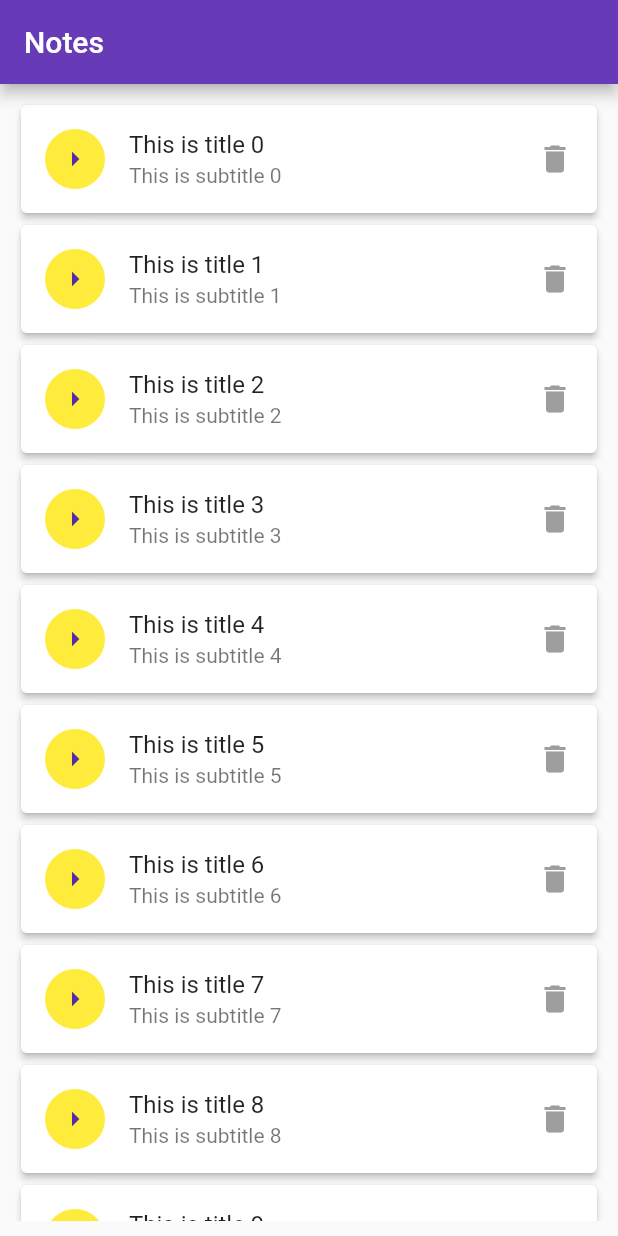
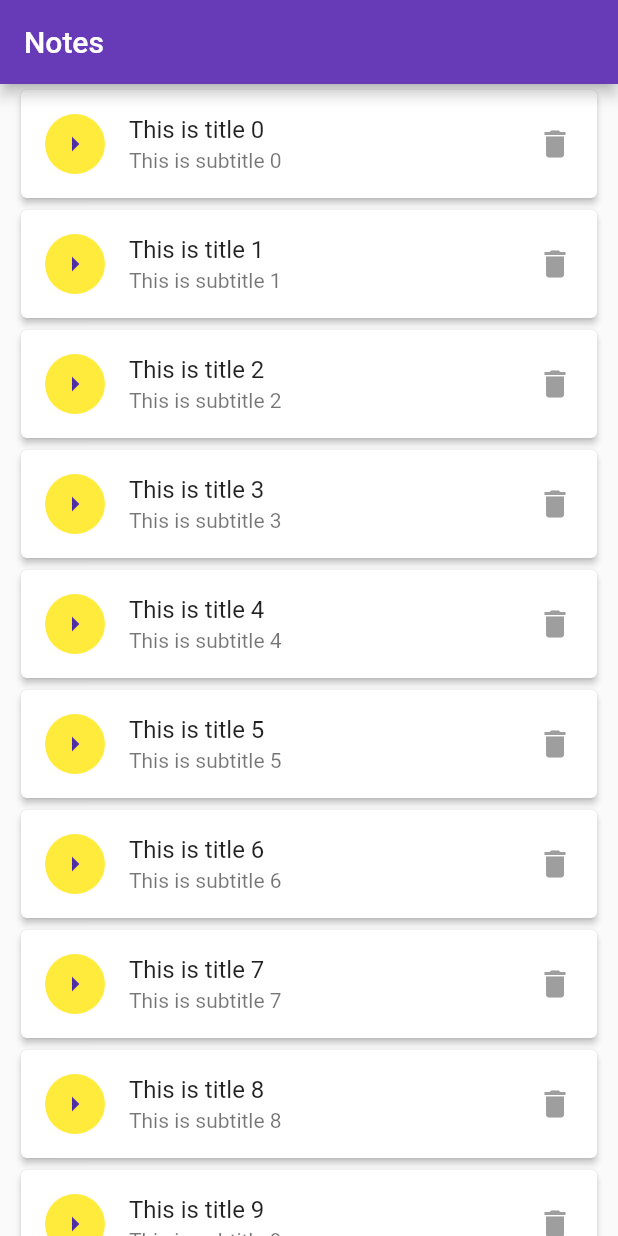
Before and after one commit to erikrios/note-keeper-app, a Flutter app: the screen it shows after launch, on a phone screen of 412 x 824 dp. Run offline on Flutter 3.47's test engine with Material 2 defaults, Android fonts, the phone set to English and light mode, and no system bars.

Commit message:
Change the margin

```diff
--- a/lib/screens/note_list.dart
+++ b/lib/screens/note_list.dart
@@ -19,7 +19,8 @@ class _NoteListState extends State<NoteList> {
         title: Text('Notes'),
       ),
       body: Container(
-        margin: EdgeInsets.all(_minimumPadding * 2),
+        margin: EdgeInsets.only(
+            left: _minimumPadding * 2, right: _minimumPadding * 2),
         child: ListView.builder(
           itemBuilder: (BuildContext context, int index) {
             return Card(
```
